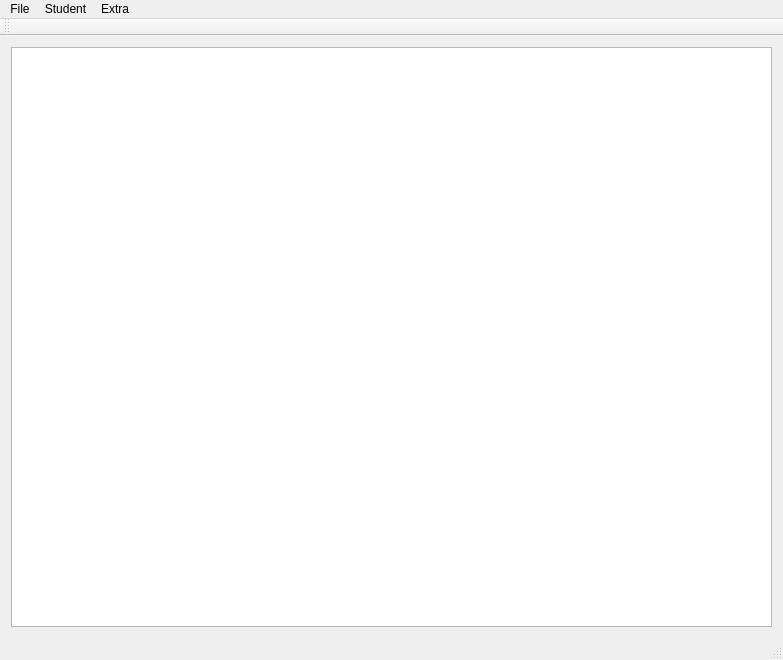
First picture: the form in UI/mainwindow.ui, repository FirsovG/School_Work, before the edit.
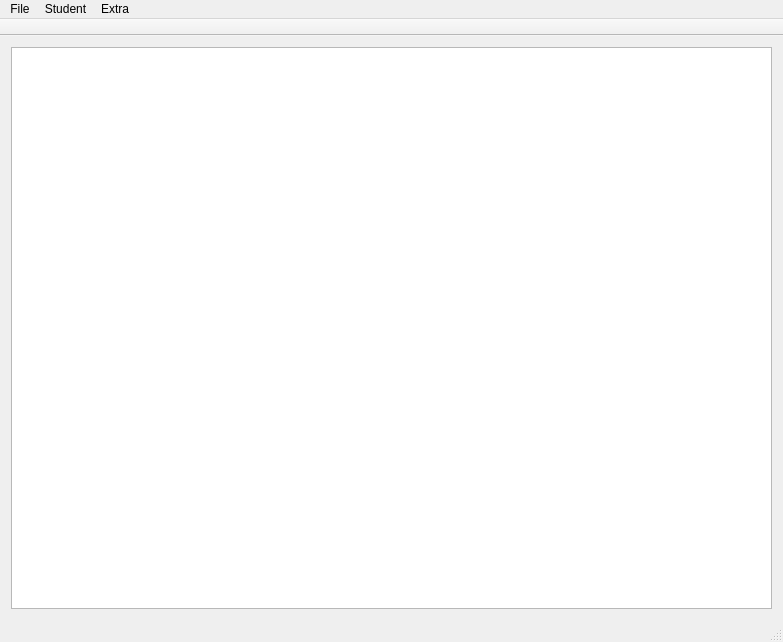
Second picture: the form after the edit.

Diff of the .ui file:
```diff
--- a/UI/mainwindow.ui
+++ b/UI/mainwindow.ui
@@ -7,7 +7,7 @@
     <x>0</x>
     <y>0</y>
     <width>783</width>
-    <height>660</height>
+    <height>642</height>
    </rect>
   </property>
   <property name="windowTitle">
@@ -65,6 +65,12 @@
    <addaction name="menuExtra"/>
   </widget>
   <widget class="QToolBar" name="mainToolBar">
+   <property name="movable">
+    <bool>false</bool>
+   </property>
+   <property name="floatable">
+    <bool>true</bool>
+   </property>
    <attribute name="toolBarArea">
     <enum>TopToolBarArea</enum>
    </attribute>
```
Left out of the diff: 24 changed lines with no effect on the pictures.
